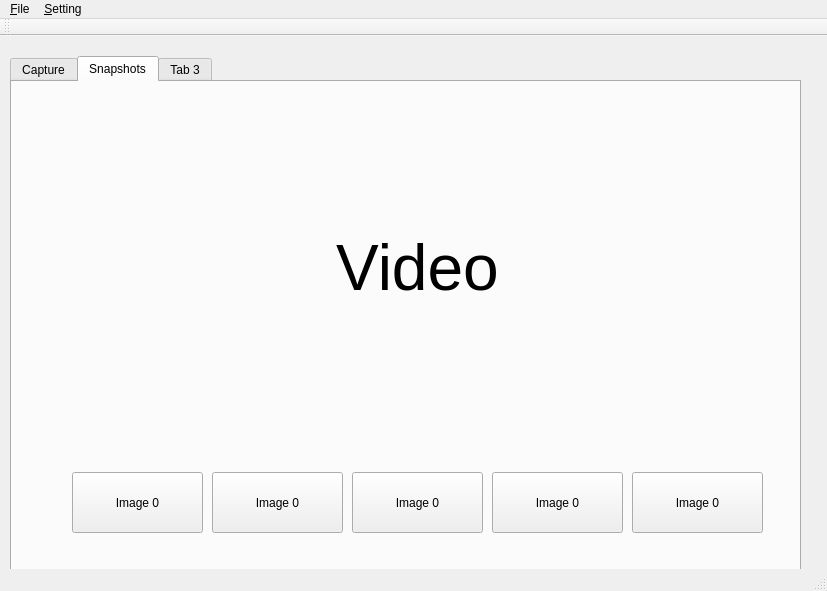
trivalchang/venus, file mainwindow.ui: the form before one commit.
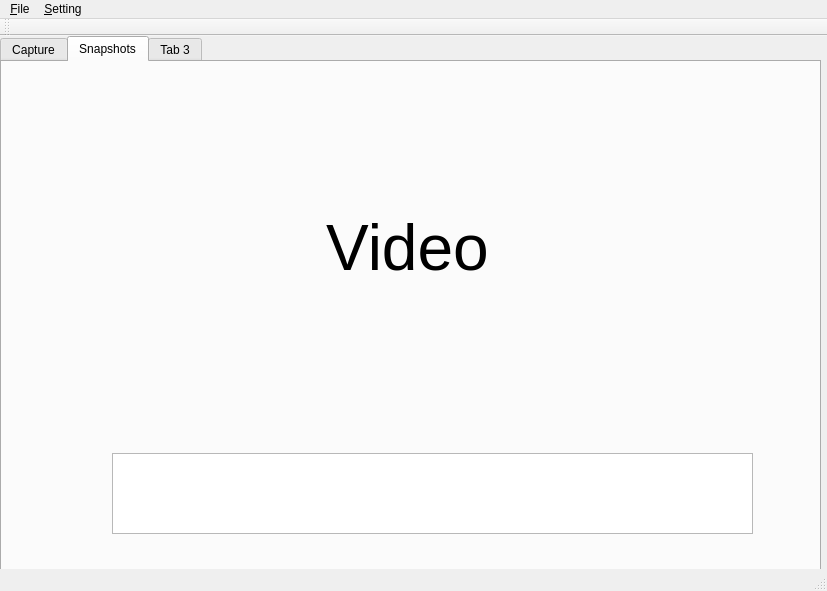
The form after the commit. The open tabs and pages were chosen to show the change. Custom widgets are drawn as their Qt base class.

Commit message: add image viewer and relocate widgets

The edit to the form file:
```diff
--- a/mainwindow.ui
+++ b/mainwindow.ui
@@ -17,10 +17,10 @@
    <widget class="QTabWidget" name="tabWidget">
     <property name="geometry">
      <rect>
-      <x>10</x>
-      <y>20</y>
-      <width>791</width>
-      <height>521</height>
+      <x>0</x>
+      <y>0</y>
+      <width>821</width>
+      <height>551</height>
      </rect>
     </property>
     <property name="currentIndex">
@@ -153,69 +153,25 @@
        <set>Qt::AlignCenter</set>
       </property>
      </widget>
-     <widget class="QPushButton" name="pushButton">
+     <widget class="QWidget" name="formLayoutWidget">
       <property name="geometry">
        <rect>
-        <x>60</x>
-        <y>390</y>
-        <width>131</width>
-        <height>61</height>
+        <x>70</x>
+        <y>50</y>
+        <width>160</width>
+        <height>80</height>
        </rect>
       </property>
-      <property name="text">
-       <string>Image 0</string>
-      </property>
+      <layout class="QFormLayout" name="formLayout"/>
      </widget>
-     <widget class="QPushButton" name="pushButton_2">
+     <widget class="QListWidget" name="listWidget">
       <property name="geometry">
        <rect>
-        <x>200</x>
-        <y>390</y>
-        <width>131</width>
-        <height>61</height>
+        <x>110</x>
+        <y>391</y>
+        <width>641</width>
+        <height>81</height>
        </rect>
-      </property>
-      <property name="text">
-       <string>Image 0</string>
-      </property>
-     </widget>
-     <widget class="QPushButton" name="pushButton_3">
-      <property name="geometry">
-       <rect>
-        <x>340</x>
-        <y>390</y>
-        <width>131</width>
-        <height>61</height>
-       </rect>
-      </property>
-      <property name="text">
-       <string>Image 0</string>
-      </property>
-     </widget>
-     <widget class="QPushButton" name="pushButton_4">
-      <property name="geometry">
-       <rect>
-        <x>480</x>
-        <y>390</y>
-        <width>131</width>
-        <height>61</height>
-       </rect>
-      </property>
-      <property name="text">
-       <string>Image 0</string>
-      </property>
-     </widget>
-     <widget class="QPushButton" name="pushButton_5">
-      <property name="geometry">
-       <rect>
-        <x>620</x>
-        <y>390</y>
-        <width>131</width>
-        <height>61</height>
-       </rect>
-      </property>
-      <property name="text">
-       <string>Image 0</string>
       </property>
      </widget>
     </widget>
```
Left out of the diff: 49 changed lines with no effect on the pictures. The commit also changes 4 other files.
